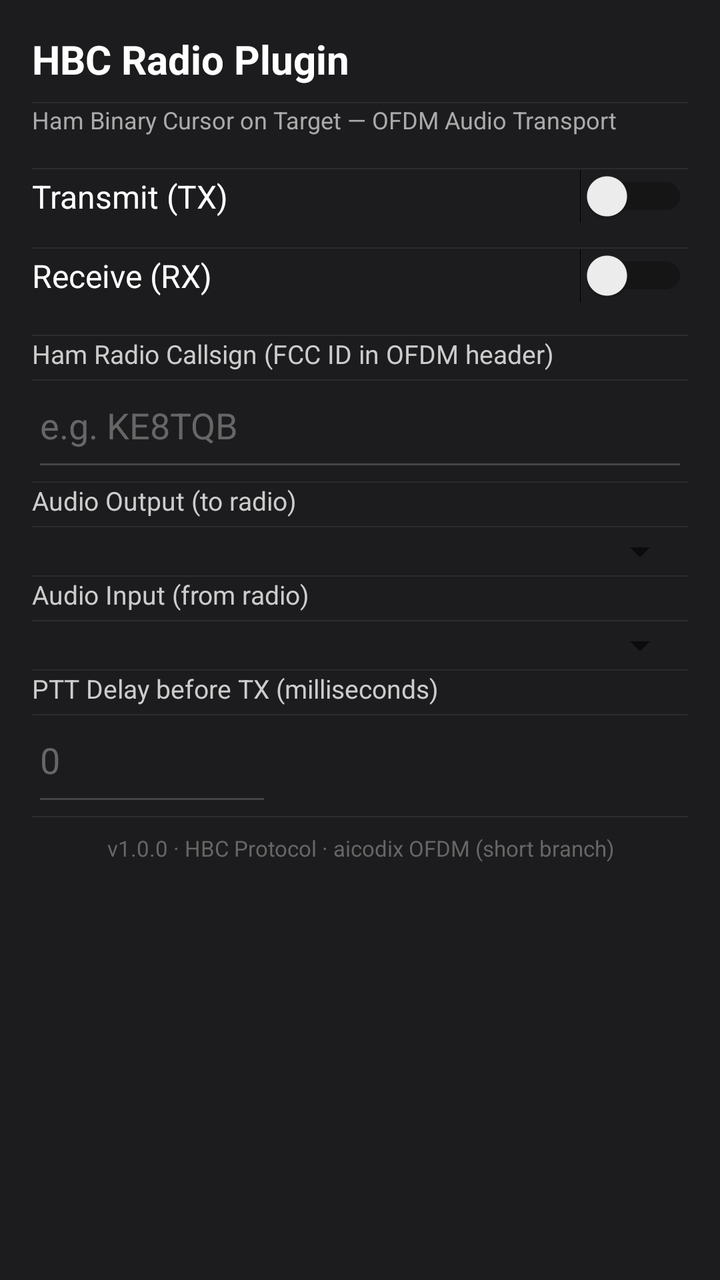
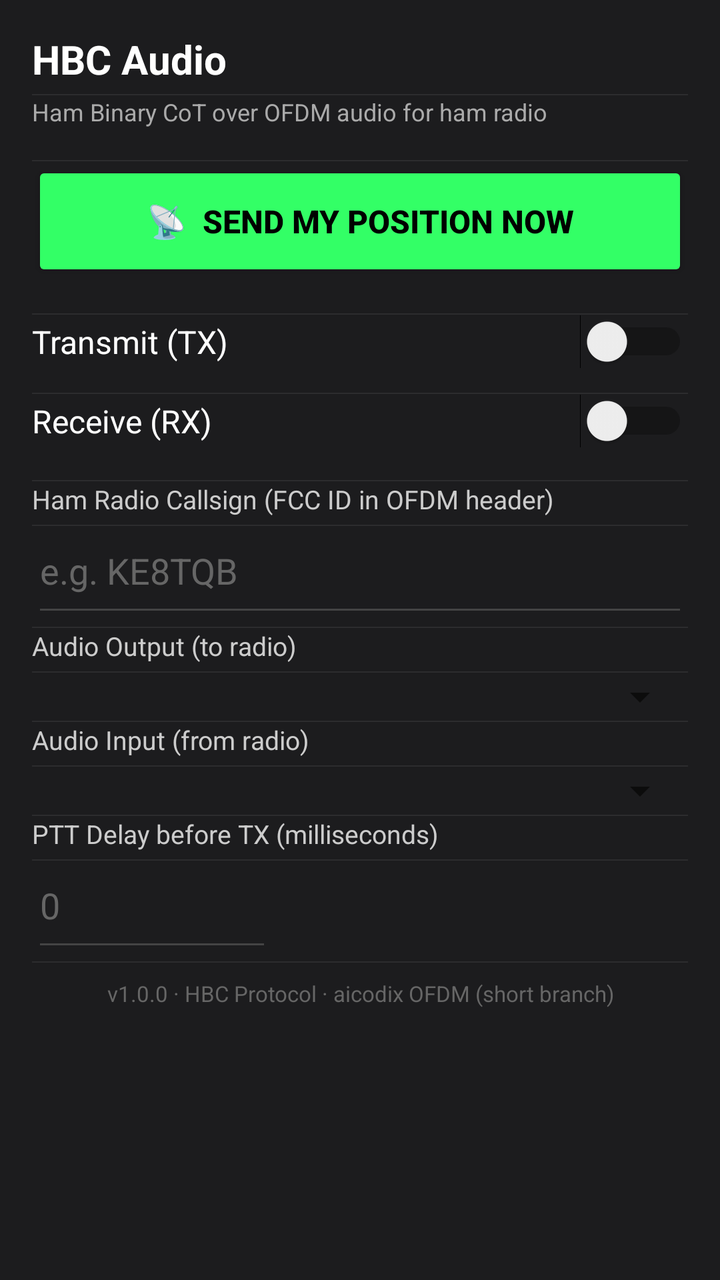

Screens rendered from an Android XML layout before and after an edit, with the pre-edit source and the edit as a unified diff.
<!-- AndroidManifest.xml: fallback theme Theme.MaterialComponents.DayNight.NoActionBar -->
<!-- res/layout/dropdown.xml -->
<?xml version="1.0" encoding="utf-8"?>
<ScrollView xmlns:android="http://schemas.android.com/apk/res/android"
    android:layout_width="match_parent"
    android:layout_height="match_parent"
    android:background="#1C1C1E"
    android:padding="16dp">

    <LinearLayout
        android:layout_width="match_parent"
        android:layout_height="wrap_content"
        android:orientation="vertical"
        android:divider="@android:drawable/divider_horizontal_dark"
        android:showDividers="middle">

        
        <TextView
            android:layout_width="match_parent"
            android:layout_height="wrap_content"
            android:text="HBC Radio Plugin"
            android:textColor="#FFFFFF"
            android:textSize="20sp"
            android:textStyle="bold"
            android:paddingBottom="8dp" />

        <TextView
            android:layout_width="match_parent"
            android:layout_height="wrap_content"
            android:text="Ham Binary Cursor on Target — OFDM Audio Transport"
            android:textColor="#AAAAAA"
            android:textSize="12sp"
            android:paddingBottom="16dp" />

        
        <LinearLayout
            android:layout_width="match_parent"
            android:layout_height="wrap_content"
            android:orientation="horizontal"
            android:gravity="center_vertical"
            android:paddingBottom="12dp">
            <TextView
                android:layout_width="0dp"
                android:layout_height="wrap_content"
                android:layout_weight="1"
                android:text="Transmit (TX)"
                android:textColor="#FFFFFF"
                android:textSize="16sp" />
            <Switch
                android:id="@+id/hbc_switch_tx"
                android:layout_width="wrap_content"
                android:layout_height="wrap_content" />
        </LinearLayout>

        
        <LinearLayout
            android:layout_width="match_parent"
            android:layout_height="wrap_content"
            android:orientation="horizontal"
            android:gravity="center_vertical"
            android:paddingBottom="16dp">
            <TextView
                android:layout_width="0dp"
                android:layout_height="wrap_content"
                android:layout_weight="1"
                android:text="Receive (RX)"
                android:textColor="#FFFFFF"
                android:textSize="16sp" />
            <Switch
                android:id="@+id/hbc_switch_rx"
                android:layout_width="wrap_content"
                android:layout_height="wrap_content" />
        </LinearLayout>

        
        <TextView
            android:layout_width="match_parent"
            android:layout_height="wrap_content"
            android:text="Ham Radio Callsign (FCC ID in OFDM header)"
            android:textColor="#CCCCCC"
            android:textSize="13sp"
            android:paddingBottom="4dp" />
        <EditText
            android:id="@+id/hbc_edit_callsign"
            android:layout_width="match_parent"
            android:layout_height="wrap_content"
            android:hint="e.g. KE8TQB"
            android:inputType="textCapCharacters|textNoSuggestions"
            android:textColor="#FFFFFF"
            android:textColorHint="#666666"
            android:backgroundTint="#444444"
            android:maxLength="10"
            android:paddingBottom="16dp" />

        
        <TextView
            android:layout_width="match_parent"
            android:layout_height="wrap_content"
            android:text="Audio Output (to radio)"
            android:textColor="#CCCCCC"
            android:textSize="13sp"
            android:paddingBottom="4dp" />
        <Spinner
            android:id="@+id/hbc_spinner_output"
            android:layout_width="match_parent"
            android:layout_height="wrap_content"
            android:paddingBottom="16dp" />

        
        <TextView
            android:layout_width="match_parent"
            android:layout_height="wrap_content"
            android:text="Audio Input (from radio)"
            android:textColor="#CCCCCC"
            android:textSize="13sp"
            android:paddingBottom="4dp" />
        <Spinner
            android:id="@+id/hbc_spinner_input"
            android:layout_width="match_parent"
            android:layout_height="wrap_content"
            android:paddingBottom="16dp" />

        
        <TextView
            android:layout_width="match_parent"
            android:layout_height="wrap_content"
            android:text="PTT Delay before TX (milliseconds)"
            android:textColor="#CCCCCC"
            android:textSize="13sp"
            android:paddingBottom="4dp" />
        <EditText
            android:id="@+id/hbc_edit_ptt_delay"
            android:layout_width="120dp"
            android:layout_height="wrap_content"
            android:hint="0"
            android:inputType="number"
            android:textColor="#FFFFFF"
            android:textColorHint="#666666"
            android:backgroundTint="#444444"
            android:paddingBottom="16dp" />

        
        <TextView
            android:layout_width="match_parent"
            android:layout_height="wrap_content"
            android:text="v1.0.0 · HBC Protocol · aicodix OFDM (short branch)"
            android:textColor="#666666"
            android:textSize="11sp"
            android:gravity="center"
            android:paddingTop="8dp" />

    </LinearLayout>
</ScrollView>
<!-- resources referenced by this layout -->
<resources>

</resources>

<!-- the commit's change to res/layout/dropdown.xml (unified diff, before → after) -->
@@ -16,19 +16,31 @@
         <TextView
             android:layout_width="match_parent"
             android:layout_height="wrap_content"
-            android:text="HBC Radio Plugin"
+            android:text="HBC Audio"
             android:textColor="#FFFFFF"
             android:textSize="20sp"
             android:textStyle="bold"
-            android:paddingBottom="8dp" />
+            android:paddingBottom="4dp" />
 
         <TextView
             android:layout_width="match_parent"
             android:layout_height="wrap_content"
-            android:text="Ham Binary Cursor on Target — OFDM Audio Transport"
+            android:text="Ham Binary CoT over OFDM audio for ham radio"
             android:textColor="#AAAAAA"
             android:textSize="12sp"
             android:paddingBottom="16dp" />
+
+        
+        <Button
+            android:id="@+id/hbc_btn_tx_now"
+            android:layout_width="match_parent"
+            android:layout_height="60dp"
+            android:text="📡  SEND MY POSITION NOW"
+            android:textSize="16sp"
+            android:textStyle="bold"
+            android:textColor="#000000"
+            android:backgroundTint="#33FF66"
+            android:layout_marginBottom="16dp" />
 
         
         <LinearLayout
